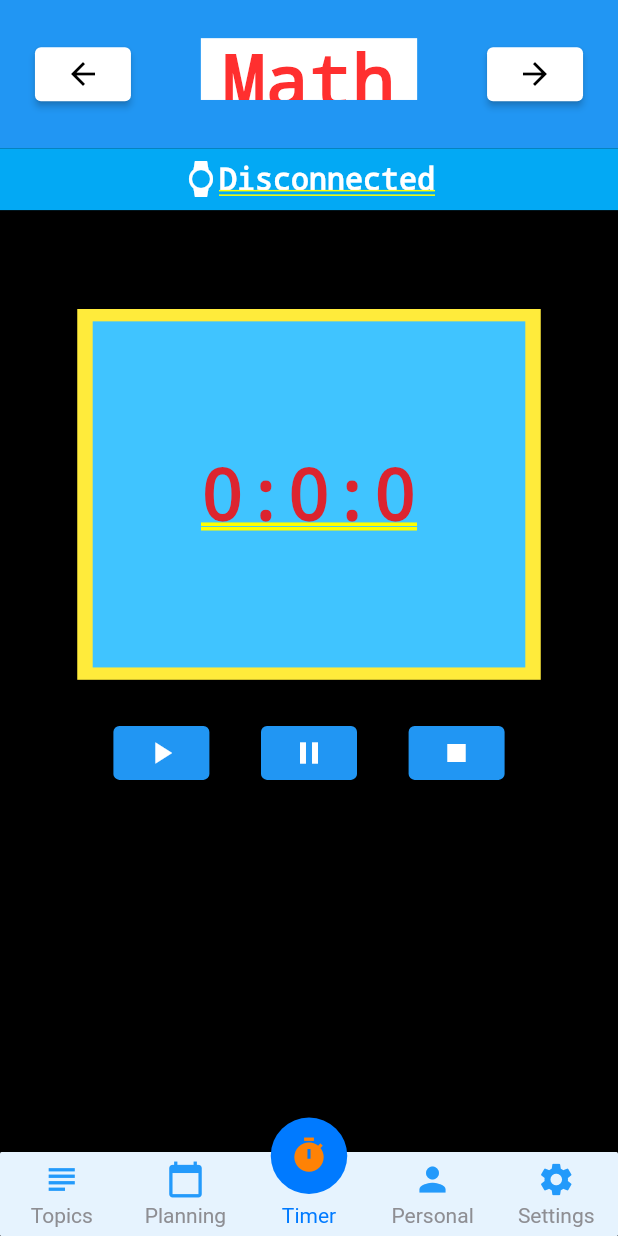
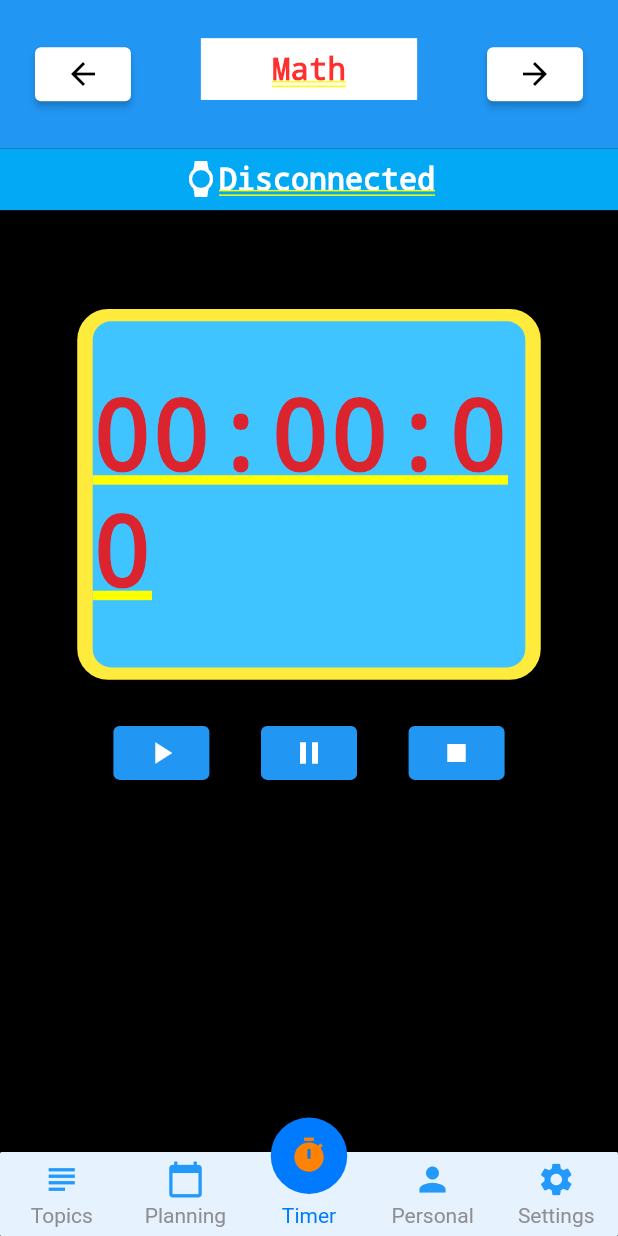
Before and after one commit to VidBarbaro/TopicTimer, a Flutter app: the screen it shows after launch, on a phone screen of 412 x 824 dp. Run offline on Flutter 3.47's test engine with Material 2 defaults, Android fonts, the light colour scheme and no system bars; drawn by our look-alikes of persistent_bottom_nav_bar; our stand-ins replace go_router, sizer.

Commit message:
Fixed Timer and added stop, pause and resume timer

```diff
--- a/flutter/lib/components/mobile/providers/timer_info_provider.dart
+++ b/flutter/lib/components/mobile/providers/timer_info_provider.dart
@@ -1,25 +1,15 @@
-import 'dart:async';
-
 import 'package:flutter/material.dart';
-import 'package:provider/provider.dart';
 
 class TimerInfoProvider with ChangeNotifier {
   int _seconds = 0;
   int _minutes = 0;
   int _hours = 0;
   bool _isActive = false;
+  bool _isInitialized = false;
+  bool get isInitialized => _isInitialized;
 
-  // void startTimer() {
-  //   if (isActive == false) {
-  //     timer = Timer.periodic(const Duration(seconds: 1), (timer) {
-  //       context.watch<_timerInfoProvider>().tick();
-  //     });
-  //   }
-  //   isActive = true;
-  // }
-
-  void pauseTimer() {
-    _isActive = false;
+  void setInit() {
+    _isInitialized = true;
   }
 
   void resetTimer() {
@@ -27,9 +17,22 @@ class TimerInfoProvider with ChangeNotifier {
     _minutes = 0;
     _seconds = 0;
     _isActive = false;
+    notifyListeners();
+  }
+
+  void enableTimer() {
+    _isActive = true;
+  }
+
+  void disableTimer() {
+    _isActive = false;
   }
 
   void tick() {
+    if (!_isActive) {
+      notifyListeners();
+      return;
+    }
     _seconds++;
     if (_seconds > 59) {
       _minutes++;
@@ -39,12 +42,17 @@ class TimerInfoProvider with ChangeNotifier {
         _minutes = 0;
       }
     }
-    print(toString());
     notifyListeners();
   }
 
   @override
   String toString() {
-    return '${_hours}:${_minutes}:${_seconds}';
+    String outputString = '';
+    _hours < 10 ? outputString += '0$_hours:' : outputString += '$_hours:';
+    _minutes < 10
+        ? outputString += '0$_minutes:'
+        : outputString += '$_minutes:';
+    _seconds < 10 ? outputString += '0$_seconds' : outputString += '$_seconds';
+    return outputString;
   }
 }
--- a/flutter/lib/components/mobile/timer.dart
+++ b/flutter/lib/components/mobile/timer.dart
@@ -18,7 +18,6 @@ class TimerCompState extends State<TimerComp> {
 
   @override
   Widget build(BuildContext context) {
-    // TimerInfo timerInfo = TimerInfo();
     context.watch<TimerInfoProvider>();
     return SizedBox(
         height: 60.h,
@@ -32,16 +31,23 @@ class TimerCompState extends State<TimerComp> {
             Container(
               height: 30.h,
               width: 75.w,
-              color: Colors.yellow,
               alignment: Alignment.center,
+              decoration: BoxDecoration(
+                  color: Colors.yellow,
+                  borderRadius: BorderRadius.all(Radius.circular(5.w))),
               child: Container(
                   height: 28.h,
                   width: 70.w,
-                  color: Colors.lightBlueAccent,
+                  decoration: BoxDecoration(
+                      color: Colors.lightBlueAccent,
+                      borderRadius: BorderRadius.all(Radius.circular(3.w))),
                   alignment: Alignment.center,
                   child: Consumer<TimerInfoProvider>(
                     builder: (context, timerInfoProvider, child) {
-                      return Text(timerInfoProvider.toString());
+                      return Text(
+                        timerInfoProvider.toString(),
+                        style: TextStyle(fontSize: 16.w),
+                      );
                     },
                   )),
             ),
@@ -54,18 +60,25 @@ class TimerCompState extends State<TimerComp> {
               children: [
                 ElevatedButton(
                     onPressed: () {
-                      Timer.periodic(const Duration(seconds: 1), (timer) {
-                        // Provider.of<TimerInfoProvider>(context, listen: false)
-                        //     .tick();
-                        context.read<TimerInfoProvider>().tick();
-                      });
+                      if (!context.read<TimerInfoProvider>().isInitialized) {
+                        Timer.periodic(const Duration(seconds: 1), (timer) {
+                          context.read<TimerInfoProvider>().tick();
+                        });
+                        context.read<TimerInfoProvider>().setInit();
+                      }
+                      context.read<TimerInfoProvider>().enableTimer();
                     },
                     child: const Icon(Icons.play_arrow)),
                 ElevatedButton(
-                    onPressed: TimerInfoProvider().pauseTimer,
+                    onPressed: () {
+                      context.read<TimerInfoProvider>().disableTimer();
+                    },
                     child: const Icon(Icons.pause)),
                 ElevatedButton(
-                    onPressed: TimerInfoProvider().resetTimer,
+                    onPressed: () {
+                      context.read<TimerInfoProvider>().resetTimer();
+                      context.read<TimerInfoProvider>().disableTimer();
+                    },
                     child: const Icon(Icons.stop)),
               ],
             )
--- a/flutter/lib/components/mobile/topbar.dart
+++ b/flutter/lib/components/mobile/topbar.dart
@@ -106,6 +106,7 @@ class TopBarState extends State<TopBar> {
                   alignment: Alignment.center,
                   child: Text(
                     getTitle(topBarProvider),
+                    style: TextStyle(fontSize: 5.w),
                   ),
                 ),
                 if (topBarProvider.pageIndex == 2)
```
